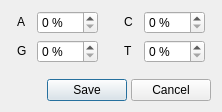
Old version of the form src/plugins/dna_export/src/ui/BaseContentDialog.ui in the repository violethaze74/ugene.
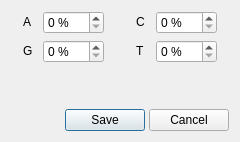
New version of the form.

What changed in the file:
```diff
--- a/src/plugins/dna_export/src/ui/BaseContentDialog.ui
+++ b/src/plugins/dna_export/src/ui/BaseContentDialog.ui
@@ -6,8 +6,8 @@
    <rect>
     <x>0</x>
     <y>0</y>
-    <width>222</width>
-    <height>112</height>
+    <width>240</width>
+    <height>142</height>
    </rect>
   </property>
   <property name="sizePolicy">
@@ -16,18 +16,6 @@
     <verstretch>0</verstretch>
    </sizepolicy>
   </property>
-  <property name="minimumSize">
-   <size>
-    <width>222</width>
-    <height>112</height>
-   </size>
-  </property>
-  <property name="maximumSize">
-   <size>
-    <width>222</width>
-    <height>112</height>
-   </size>
-  </property>
   <property name="windowTitle">
    <string>Set Base Content</string>
   </property>
```
